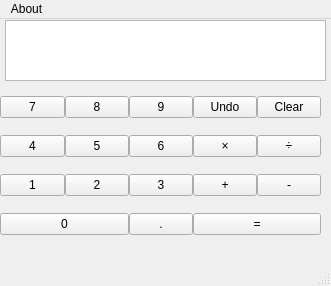
Before: the Qt Designer form Assets/design.ui in 416d72/PyCalc, drawn with Qt 5.
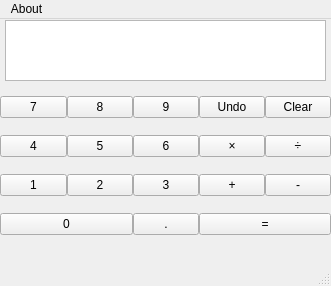
After: the same form once the commit is applied.

```diff
--- a/Assets/design.ui
+++ b/Assets/design.ui
@@ -37,7 +37,7 @@
      <rect>
       <x>0</x>
       <y>60</y>
-      <width>321</width>
+      <width>331</width>
       <height>176</height>
      </rect>
     </property>
```
